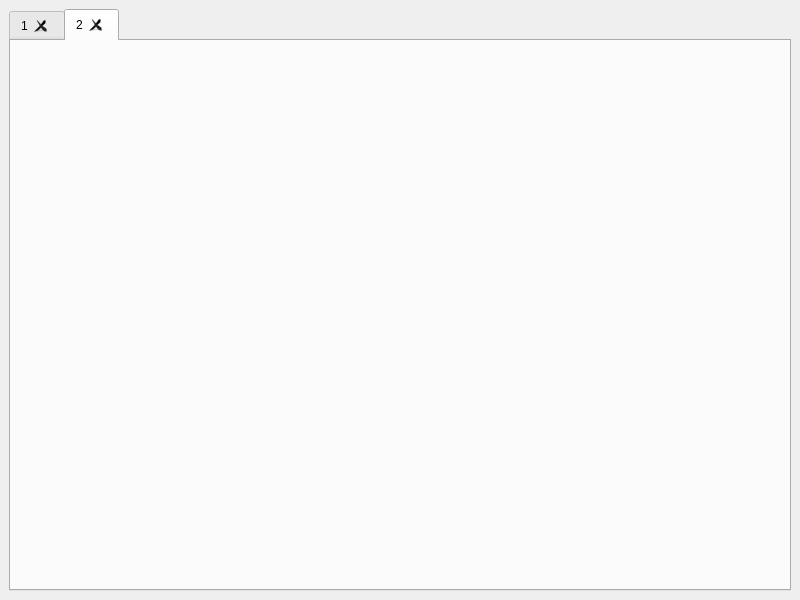
Before: the Qt Designer form PixeonApp/mainwindow.ui in lucoiso/PixeonApp_lucoiso, drawn with Qt 5.
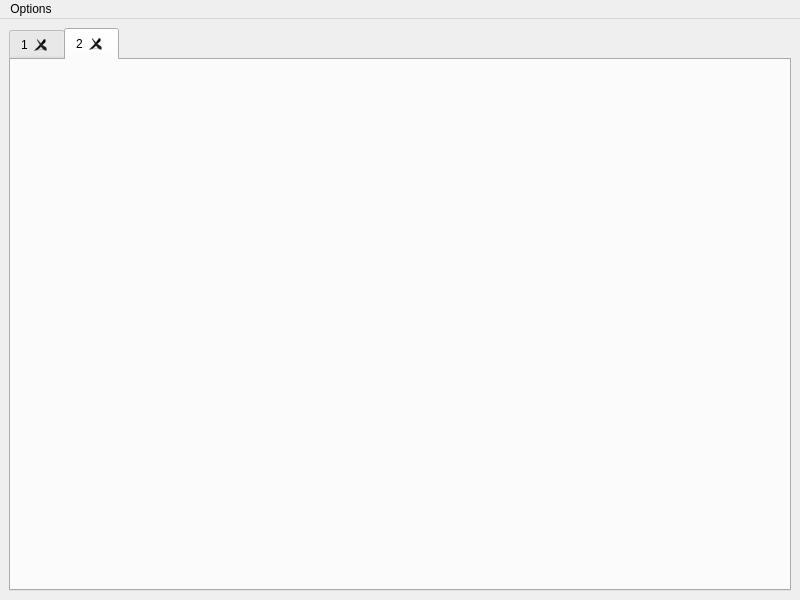
After: the same form once the commit is applied. Icons and pictures are not drawn.

Commit message: Add a options menu w/ "New Tab" function

Patch:
```diff
--- a/PixeonApp/mainwindow.ui
+++ b/PixeonApp/mainwindow.ui
@@ -47,6 +47,28 @@
     </item>
    </layout>
   </widget>
+  <widget class="QMenuBar" name="menuBar">
+   <property name="geometry">
+    <rect>
+     <x>0</x>
+     <y>0</y>
+     <width>800</width>
+     <height>21</height>
+    </rect>
+   </property>
+   <widget class="QMenu" name="menuOptions">
+    <property name="title">
+     <string>Options</string>
+    </property>
+    <addaction name="AddImage"/>
+   </widget>
+   <addaction name="menuOptions"/>
+  </widget>
+  <action name="AddImage">
+   <property name="text">
+    <string>New Tab</string>
+   </property>
+  </action>
  </widget>
  <resources>
   <include location="PixeonResources.qrc"/>
```
The commit also changes 2 other files.
